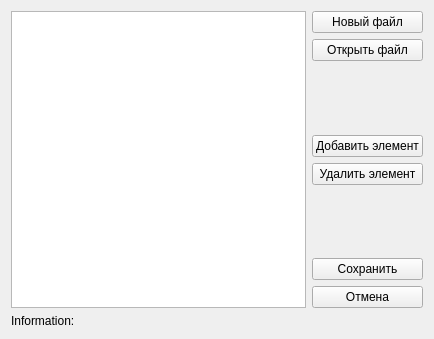
Vasteri/university-timetable-solvers, file src/CrossUI/inputdata.ui: the form before one commit.
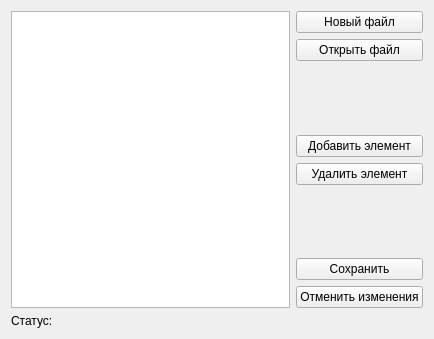
The form after the commit.

The edit to the form file:
```diff
--- a/src/CrossUI/inputdata.ui
+++ b/src/CrossUI/inputdata.ui
@@ -83,7 +83,7 @@
      <item>
       <widget class="QPushButton" name="but_cancel">
        <property name="text">
-        <string>Отмена</string>
+        <string>Отменить изменения</string>
        </property>
       </widget>
      </item>
@@ -92,7 +92,7 @@
    <item row="1" column="0">
     <widget class="QLabel" name="lab_info">
      <property name="text">
-      <string>Information:</string>
+      <string>Статус:</string>
      </property>
      <property name="wordWrap">
       <bool>true</bool>
```
